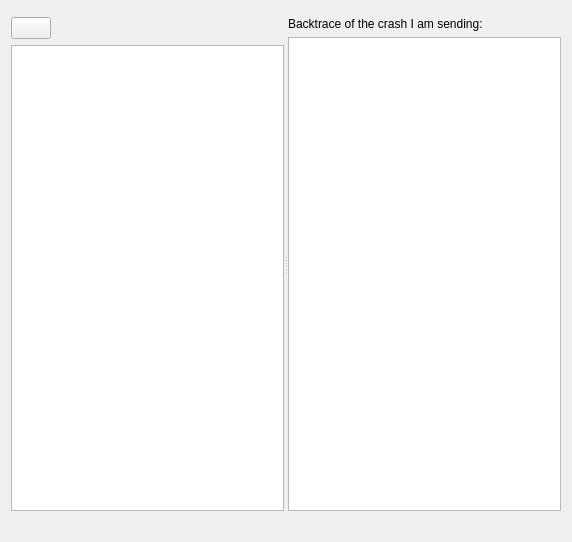
Above: drkonqi/ui/assistantpage_bugzilla_duplicates_dialog.ui from KDE/kde-runtime before the change. Below: the same form after it.
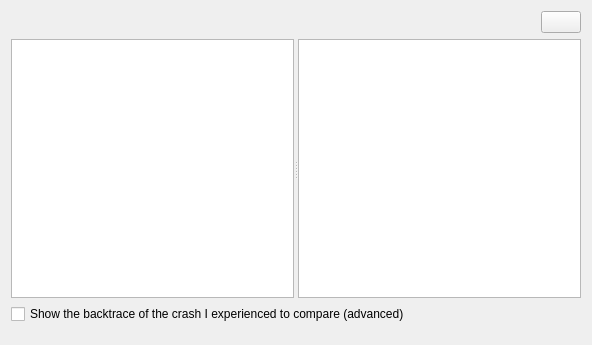
That is the form after the change. Custom widgets are drawn as their Qt base class.

Commit message: - Improve the dialog that shows a possible duplicate report:   - Move the "bug report's page on tracker site" label to the top (less clutter in the bottom)     - Link string simplified   - Hide the own backtrace by default (most users won't understand it anyways)     - Added a checkbox to show the own backtrace (and the value is cached for future uses)   - UI improved a bit

Diff of the .ui file:
```diff
--- a/drkonqi/ui/assistantpage_bugzilla_duplicates_dialog.ui
+++ b/drkonqi/ui/assistantpage_bugzilla_duplicates_dialog.ui
@@ -6,8 +6,8 @@
    <rect>
     <x>0</x>
     <y>0</y>
-    <width>572</width>
-    <height>542</height>
+    <width>592</width>
+    <height>345</height>
    </rect>
   </property>
   <property name="minimumSize">
@@ -18,14 +18,41 @@
   </property>
   <layout class="QVBoxLayout" name="verticalLayout_3">
    <item>
-    <widget class="StatusWidget" name="m_statusWidget" native="true">
-     <property name="sizePolicy">
-      <sizepolicy hsizetype="Preferred" vsizetype="Maximum">
-       <horstretch>0</horstretch>
-       <verstretch>0</verstretch>
-      </sizepolicy>
-     </property>
-    </widget>
+    <layout class="QHBoxLayout" name="horizontalLayout_2">
+     <item>
+      <widget class="StatusWidget" name="m_statusWidget" native="true">
+       <property name="sizePolicy">
+        <sizepolicy hsizetype="Preferred" vsizetype="Maximum">
+         <horstretch>0</horstretch>
+         <verstretch>0</verstretch>
+        </sizepolicy>
+       </property>
+      </widget>
+     </item>
+     <item>
+      <widget class="QLabel" name="m_linkLabel">
+       <property name="sizePolicy">
+        <sizepolicy hsizetype="Preferred" vsizetype="Maximum">
+         <horstretch>0</horstretch>
+         <verstretch>0</verstretch>
+        </sizepolicy>
+       </property>
+       <property name="openExternalLinks">
+        <bool>true</bool>
+       </property>
+      </widget>
+     </item>
+     <item>
+      <widget class="KPushButton" name="m_retryButton">
+       <property name="sizePolicy">
+        <sizepolicy hsizetype="Maximum" vsizetype="Fixed">
+         <horstretch>0</horstretch>
+         <verstretch>0</verstretch>
+        </sizepolicy>
+       </property>
+      </widget>
+     </item>
+    </layout>
    </item>
    <item>
     <widget class="QSplitter" name="splitter">
@@ -34,26 +61,6 @@
      </property>
      <widget class="QWidget" name="verticalLayoutWidget">
       <layout class="QVBoxLayout" name="verticalLayout_2">
-       <item>
-        <layout class="QHBoxLayout" name="horizontalLayout">
-         <item>
-          <widget class="KPushButton" name="m_retryButton"/>
-         </item>
-         <item>
-          <spacer name="m_retrySpacer">
-           <property name="orientation">
-            <enum>Qt::Horizontal</enum>
-           </property>
-           <property name="sizeHint" stdset="0">
-            <size>
-             <width>40</width>
-             <height>0</height>
-            </size>
-           </property>
-          </spacer>
-         </item>
-        </layout>
-       </item>
        <item>
         <widget class="KTextBrowser" name="m_infoBrowser"/>
        </item>
@@ -61,13 +68,6 @@
      </widget>
      <widget class="QWidget" name="layoutWidget">
       <layout class="QVBoxLayout" name="verticalLayout">
-       <item>
-        <widget class="QLabel" name="m_backtraceTitleLabel">
-         <property name="text">
-          <string comment="@label:textbox">Backtrace of the crash I am sending:</string>
-         </property>
-        </widget>
-       </item>
        <item>
         <widget class="KTextBrowser" name="m_backtraceBrowser"/>
        </item>
@@ -76,21 +76,28 @@
     </widget>
    </item>
    <item>
-    <widget class="QLabel" name="m_linkLabel">
-     <property name="sizePolicy">
-      <sizepolicy hsizetype="Preferred" vsizetype="Maximum">
-       <horstretch>0</horstretch>
-       <verstretch>0</verstretch>
-      </sizepolicy>
-     </property>
-     <property name="wordWrap">
-      <bool>true</bool>
-     </property>
-     <property name="openExternalLinks">
-      <bool>true</bool>
+    <widget class="QCheckBox" name="m_showOwnBacktraceCheckBox">
+     <property name="text">
+      <string comment="@option:check user must check this to preview the own backtrace (in order to compare it with the one in the showed report)">Show the backtrace of the crash I experienced to compare (advanced)</string>
      </property>
     </widget>
    </item>
+   <item>
+    <spacer name="verticalSpacer">
+     <property name="orientation">
+      <enum>Qt::Vertical</enum>
+     </property>
+     <property name="sizeType">
+      <enum>QSizePolicy::Fixed</enum>
+     </property>
+     <property name="sizeHint" stdset="0">
+      <size>
+       <width>20</width>
+       <height>10</height>
+      </size>
+     </property>
+    </spacer>
+   </item>
   </layout>
  </widget>
  <customwidgets>
```
Left out of the diff: 2 changed lines with no effect on the pictures. The commit also changes 3 other files.
